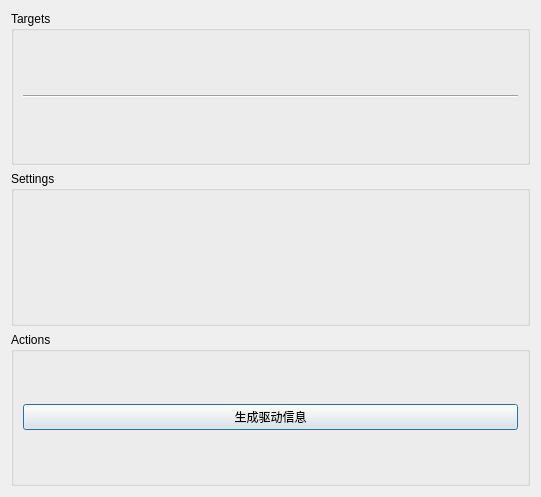
Above: NoraSimpleTools/UI/noraPolynomialFittingWidget.ui from AnonCountercurrent/NoraSkinningMethodCollection before the change. Below: the same form after it.
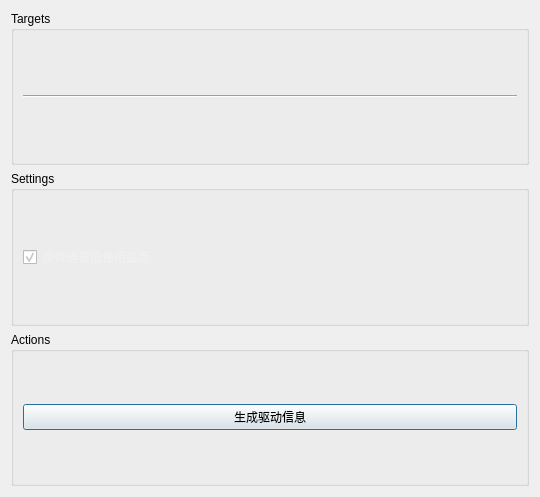
That is the form after the change.

Commit message: 增加将radians角度和自动设置帧数区间功能

```diff
--- a/NoraSimpleTools/UI/noraPolynomialFittingWidget.ui
+++ b/NoraSimpleTools/UI/noraPolynomialFittingWidget.ui
@@ -6,7 +6,7 @@
    <rect>
     <x>0</x>
     <y>0</y>
-    <width>541</width>
+    <width>540</width>
     <height>497</height>
    </rect>
   </property>
@@ -49,7 +49,23 @@
      </property>
      <layout class="QVBoxLayout" name="verticalLayout_2">
       <item>
-       <layout class="QVBoxLayout" name="driverLayout"/>
+       <layout class="QVBoxLayout" name="driverLayout">
+        <item>
+         <widget class="QCheckBox" name="radiansCheckBox">
+          <property name="styleSheet">
+           <string notr="true">QCheckBox {
+    color:#eff0f1;
+}</string>
+          </property>
+          <property name="text">
+           <string>旋转通道值使用弧度</string>
+          </property>
+          <property name="checked">
+           <bool>true</bool>
+          </property>
+         </widget>
+        </item>
+       </layout>
       </item>
      </layout>
     </widget>
```
The commit also changes 7 other files.
